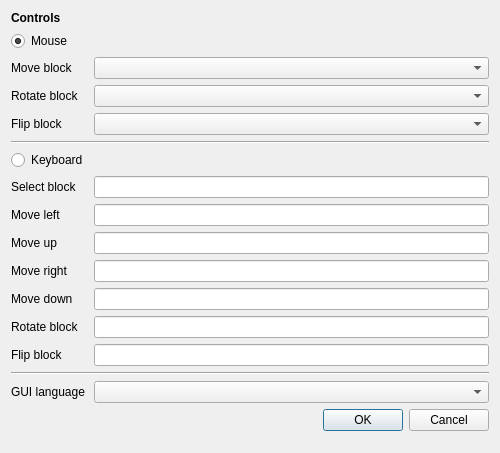
The window that CSettings.ui (ElTh0r0/iqpuzzle) describes before a commit, drawn with Qt 5.
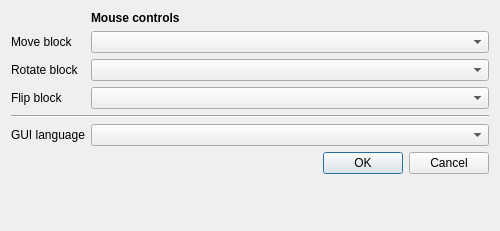
The same window after the commit.

Commit message: Removed keyboard (will not be supported in near future). Copyright 2016. Guess username for highscore.

Diff of the .ui file:
```diff
--- a/CSettings.ui
+++ b/CSettings.ui
@@ -7,7 +7,7 @@
     <x>0</x>
     <y>0</y>
     <width>500</width>
-    <height>453</height>
+    <height>231</height>
    </rect>
   </property>
   <property name="windowTitle">
@@ -20,7 +20,7 @@
    <property name="fieldGrowthPolicy">
     <enum>QFormLayout::AllNonFixedFieldsGrow</enum>
    </property>
-   <item row="0" column="0">
+   <item row="0" column="1">
     <widget class="QLabel" name="lblControls">
      <property name="font">
       <font>
@@ -29,152 +29,58 @@
       </font>
      </property>
      <property name="text">
-      <string>Controls</string>
+      <string>Mouse controls</string>
      </property>
     </widget>
    </item>
    <item row="1" column="0">
-    <widget class="QRadioButton" name="radioMouseControls">
-     <property name="text">
-      <string>Mouse</string>
-     </property>
-     <property name="checked">
-      <bool>true</bool>
-     </property>
-    </widget>
-   </item>
-   <item row="2" column="0">
     <widget class="QLabel" name="lblMoveBlock">
      <property name="text">
       <string>Move block</string>
      </property>
     </widget>
    </item>
-   <item row="2" column="1">
+   <item row="1" column="1">
     <widget class="QComboBox" name="cbMoveBlockMouse"/>
    </item>
-   <item row="3" column="0">
+   <item row="2" column="0">
     <widget class="QLabel" name="lblRotateBlock">
      <property name="text">
       <string>Rotate block</string>
      </property>
     </widget>
    </item>
-   <item row="3" column="1">
+   <item row="2" column="1">
     <widget class="QComboBox" name="cbRotateBlockMouse"/>
    </item>
-   <item row="4" column="0">
+   <item row="3" column="0">
     <widget class="QLabel" name="lblFlipBlock">
      <property name="text">
       <string>Flip block</string>
      </property>
     </widget>
    </item>
-   <item row="4" column="1">
+   <item row="3" column="1">
     <widget class="QComboBox" name="cbFlipBlockMouse"/>
    </item>
-   <item row="5" column="0" colspan="2">
-    <widget class="Line" name="line">
-     <property name="orientation">
-      <enum>Qt::Horizontal</enum>
-     </property>
-    </widget>
-   </item>
-   <item row="6" column="0">
-    <widget class="QRadioButton" name="radioKeyboardControls">
-     <property name="text">
-      <string>Keyboard</string>
-     </property>
-    </widget>
-   </item>
-   <item row="7" column="0">
-    <widget class="QLabel" name="lblSelectBlock">
-     <property name="text">
-      <string>Select block</string>
-     </property>
-    </widget>
-   </item>
-   <item row="8" column="0">
-    <widget class="QLabel" name="lblMoveLeft">
-     <property name="text">
-      <string>Move left</string>
-     </property>
-    </widget>
-   </item>
-   <item row="9" column="0">
-    <widget class="QLabel" name="lblMoveUp">
-     <property name="text">
-      <string>Move up</string>
-     </property>
-    </widget>
-   </item>
-   <item row="10" column="0">
-    <widget class="QLabel" name="lblMoveRight">
-     <property name="text">
-      <string>Move right</string>
-     </property>
-    </widget>
-   </item>
-   <item row="11" column="0">
-    <widget class="QLabel" name="lblMoveDown">
-     <property name="text">
-      <string>Move down</string>
-     </property>
-    </widget>
-   </item>
-   <item row="12" column="0">
-    <widget class="QLabel" name="lblRotateBlockKey">
-     <property name="text">
-      <string>Rotate block</string>
-     </property>
-    </widget>
-   </item>
-   <item row="13" column="0">
-    <widget class="QLabel" name="lblFlipBlockKey">
-     <property name="text">
-      <string>Flip block</string>
-     </property>
-    </widget>
-   </item>
-   <item row="14" column="0" colspan="2">
+   <item row="4" column="0" colspan="2">
     <widget class="Line" name="line_2">
      <property name="orientation">
       <enum>Qt::Horizontal</enum>
      </property>
     </widget>
    </item>
-   <item row="7" column="1">
-    <widget class="QLineEdit" name="leSelectBlockKey"/>
-   </item>
-   <item row="8" column="1">
-    <widget class="QLineEdit" name="leMoveLeftKey"/>
-   </item>
-   <item row="9" column="1">
-    <widget class="QLineEdit" name="leMoveUpKey"/>
-   </item>
-   <item row="10" column="1">
-    <widget class="QLineEdit" name="leMoveRightKey"/>
-   </item>
-   <item row="11" column="1">
-    <widget class="QLineEdit" name="leMoveDownKey"/>
-   </item>
-   <item row="12" column="1">
-    <widget class="QLineEdit" name="leRotateBlockKey"/>
-   </item>
-   <item row="13" column="1">
-    <widget class="QLineEdit" name="leFlipBlockKey"/>
-   </item>
-   <item row="15" column="0">
+   <item row="5" column="0">
     <widget class="QLabel" name="lblGuiLang">
      <property name="text">
       <string>GUI language</string>
      </property>
     </widget>
    </item>
-   <item row="15" column="1">
+   <item row="5" column="1">
     <widget class="QComboBox" name="cbGuiLanguage"/>
    </item>
-   <item row="16" column="1">
+   <item row="6" column="1">
     <widget class="QDialogButtonBox" name="buttonBox">
      <property name="orientation">
       <enum>Qt::Horizontal</enum>
```
The commit also changes 19 other files.
